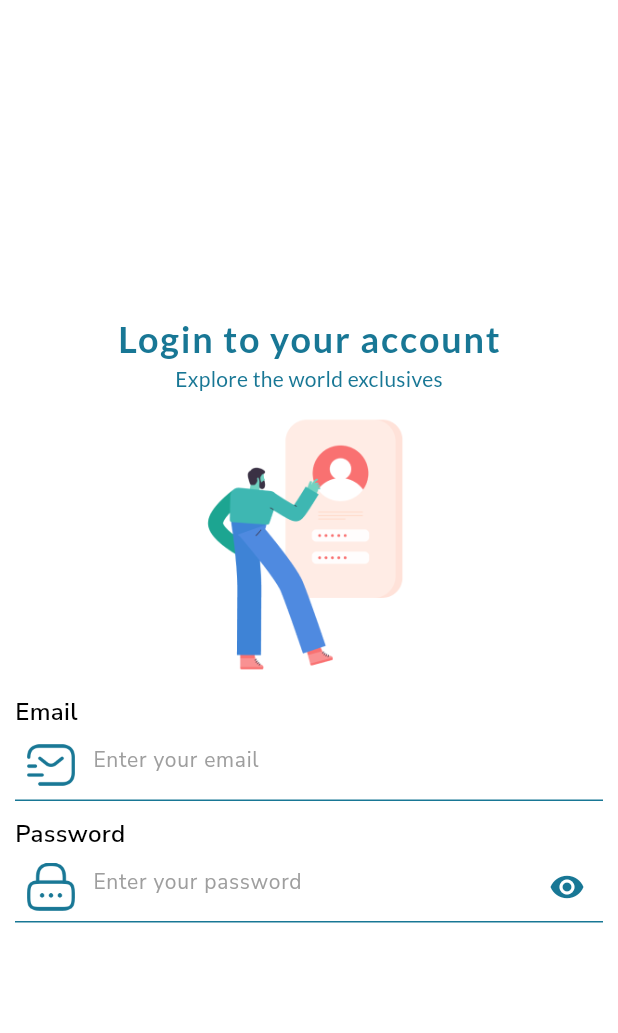
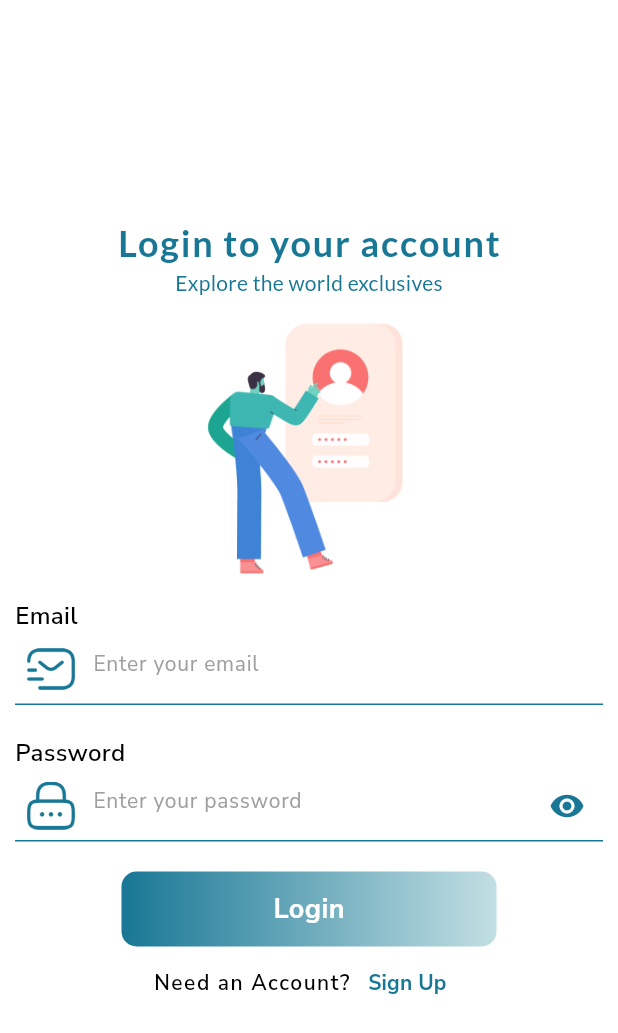
Before and after one commit to zdenkogega/store_app, a Flutter app: the screen it shows after launch, on a phone screen of 412 x 824 dp. Shown: the top 1033 px of the screen. Run offline on Flutter 3.47's test engine with Material 3 defaults, Android fonts, the phone set to English and light mode, and no system bars; our stand-ins replace google_fonts.

Commit message:
Finish login screen view

```diff
--- a/lib/utils/app_constants.dart
+++ b/lib/utils/app_constants.dart
@@ -3,8 +3,11 @@
 class AppConstants {
   AppConstants._();
 
-  // Bilo koje druge konstante
+  // Konstante za aplikaciju
   static const String appName = 'Store App';
+  static const double fontSizeLarge = 24;
+  static const double fontSizeMedium = 18;
+  static const double fontSizeSmall = 16;
   static const double defaultPadding = 10.0;
   static const double defaultRadius = 10.0;
 }
--- a/lib/views/screens/authentication_screens/login_screen.dart
+++ b/lib/views/screens/authentication_screens/login_screen.dart
@@ -13,11 +13,12 @@ class LoginScreen extends StatelessWidget {
           child: Column(
             mainAxisAlignment: MainAxisAlignment.center,
             children: [
+              // LOGIN HEADER
               Text(
                 'Login to your account',
                 style: GoogleFonts.lato(
                   color: AppColors.cerulean,
-                  fontSize: 24,
+                  fontSize: AppConstants.fontSizeLarge,
                   fontWeight: FontWeight.bold,
                   letterSpacing: 1.2,
                 ),
@@ -42,11 +43,12 @@ class LoginScreen extends StatelessWidget {
                   'Email',
                   style: GoogleFonts.nunitoSans(
                     fontWeight: FontWeight.w600,
-                    fontSize: 16,
+                    fontSize: AppConstants.fontSizeSmall,
                   ),
                 ),
               ),
 
+              // EMAIL INPUT
               TextFormField(
                 decoration: InputDecoration(
                   hintText: 'Enter your email',
@@ -80,7 +82,7 @@ class LoginScreen extends StatelessWidget {
                 ),
               ),
 
-              SizedBox(height: AppConstants.defaultPadding),
+              SizedBox(height: 20),
 
               Align(
                 alignment: Alignment.topLeft,
@@ -88,11 +90,12 @@ class LoginScreen extends StatelessWidget {
                   'Password',
                   style: GoogleFonts.nunitoSans(
                     fontWeight: FontWeight.w600,
-                    fontSize: 16,
+                    fontSize: AppConstants.fontSizeSmall,
                   ),
                 ),
               ),
 
+              // PASSWORD INPUT
               TextFormField(
                 decoration: InputDecoration(
                   hintText: 'Enter your password',
@@ -129,6 +132,59 @@ class LoginScreen extends StatelessWidget {
                   ),
                 ),
               ),
+
+              SizedBox(height: 20),
+
+              // LOGIN BUTTON
+              Container(
+                width: 250,
+                height: 50,
+                decoration: BoxDecoration(
+                  borderRadius: BorderRadius.circular(
+                    AppConstants.defaultRadius,
+                  ),
+                  gradient: LinearGradient(
+                    colors: [
+                      AppColors.cerulean,
+                      AppColors.lightBlue,
+                    ],
+                  ),
+                ),
+                child: Center(
+                  child: Text(
+                    'Login',
+                    style: GoogleFonts.nunitoSans(
+                      color: Colors.white,
+                      fontSize: AppConstants.fontSizeMedium,
+                      fontWeight: FontWeight.bold,
+                    ),
+                  ),
+                ),
+              ),
+
+              // SIGN UP OPTION
+              Row(
+                mainAxisAlignment: MainAxisAlignment.center,
+                children: [
+                  Text(
+                    'Need an Account?',
+                    style: GoogleFonts.nunitoSans(
+                      fontWeight: FontWeight.w600,
+                      letterSpacing: 1.0,
+                    ),
+                  ),
+                  TextButton(
+                    onPressed: () {},
+                    child: Text(
+                      'Sign Up',
+                      style: GoogleFonts.nunitoSans().copyWith(
+                        color: AppColors.cerulean,
+                        fontWeight: FontWeight.bold,
+                      ),
+                    ),
+                  ),
+                ],
+              ),
             ],
           ),
         ),
```
